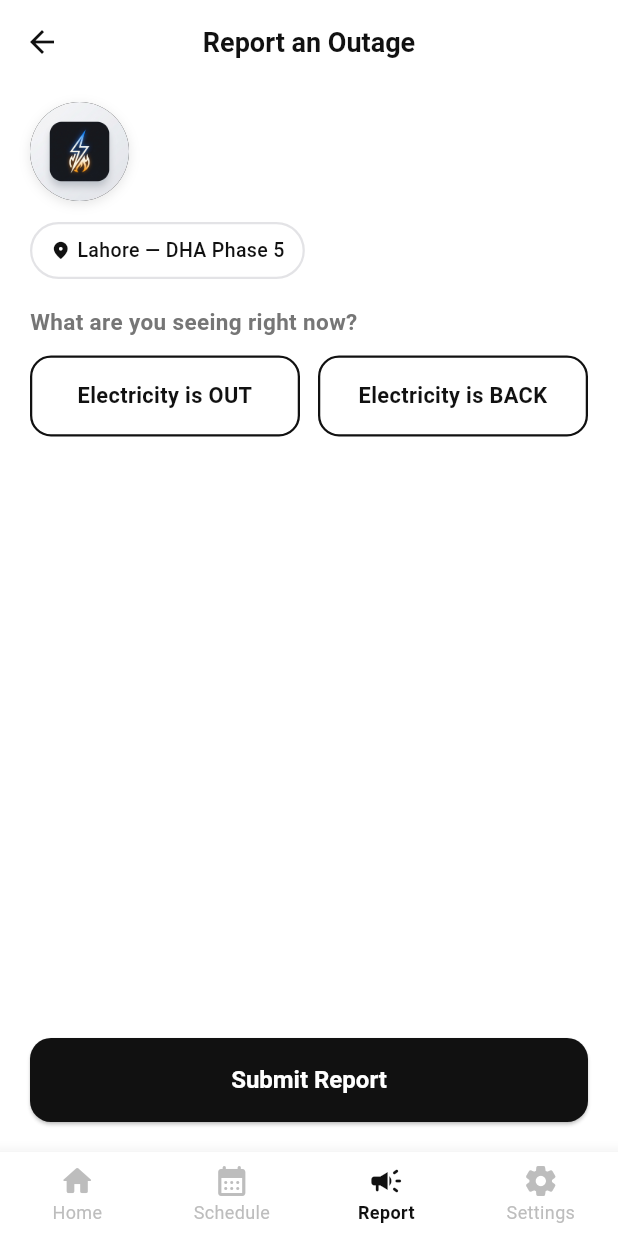
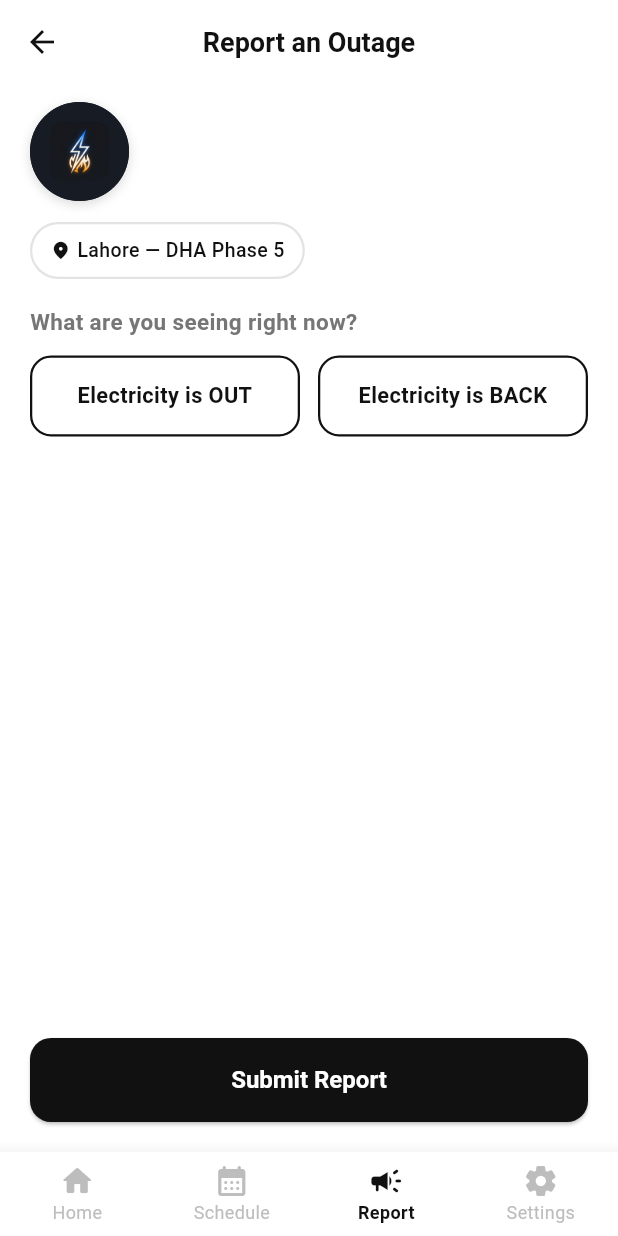
Before and after one commit to eman-ille/roshan-alert, a Flutter app: the ReportScreen screen opened by its route, on a phone screen of 412 x 824 dp. Run offline on Flutter 3.47's test engine with Material 3 defaults, Android fonts, the phone set to English and light mode, and no system bars; our stand-ins replace cloud_firestore, firebase_auth, firebase_core, firebase_messaging, flutter_local_notifications, shared_preferences and 1 more; missing offline and left inert: dart:html; accounts and stored records are empty.

Commit message:
Some change

```diff
--- a/lib/Helping_Files/logo_badge.dart
+++ b/lib/Helping_Files/logo_badge.dart
@@ -13,19 +13,15 @@ class LogoBadge extends StatelessWidget {
 
   @override
   Widget build(BuildContext context) {
-    final isDark = Theme.of(context).brightness == Brightness.dark;
-    final bgColor = isDark ? AppColors.white : AppColors.black;
-    final textColor = isDark ? AppColors.black : AppColors.white;
-
     return Container(
       width: size,
       height: size,
       decoration: BoxDecoration(
-        color: bgColor,
+        color: const Color(0xFF171B24),
         shape: BoxShape.circle,
         boxShadow: [
           BoxShadow(
-            color: Colors.black.withValues(alpha: 0.1),
+            color: Colors.black.withValues(alpha: 0.15),
             blurRadius: 6,
             offset: const Offset(0, 2),
           ),
@@ -43,7 +39,7 @@ class LogoBadge extends StatelessWidget {
               child: Text(
                 'RA',
                 style: TextStyle(
-                  color: textColor,
+                  color: AppColors.white,
                   fontWeight: FontWeight.w800,
                   fontSize: size * 0.32,
                 ),
```
Also changed, not shown: lib/Helping_Files/alert_notification_service.dart (+10 -1 lines), lib/screens/home_screen.dart (+15 -3 lines), assets/images/app_logo.jpg, 10 other files.
